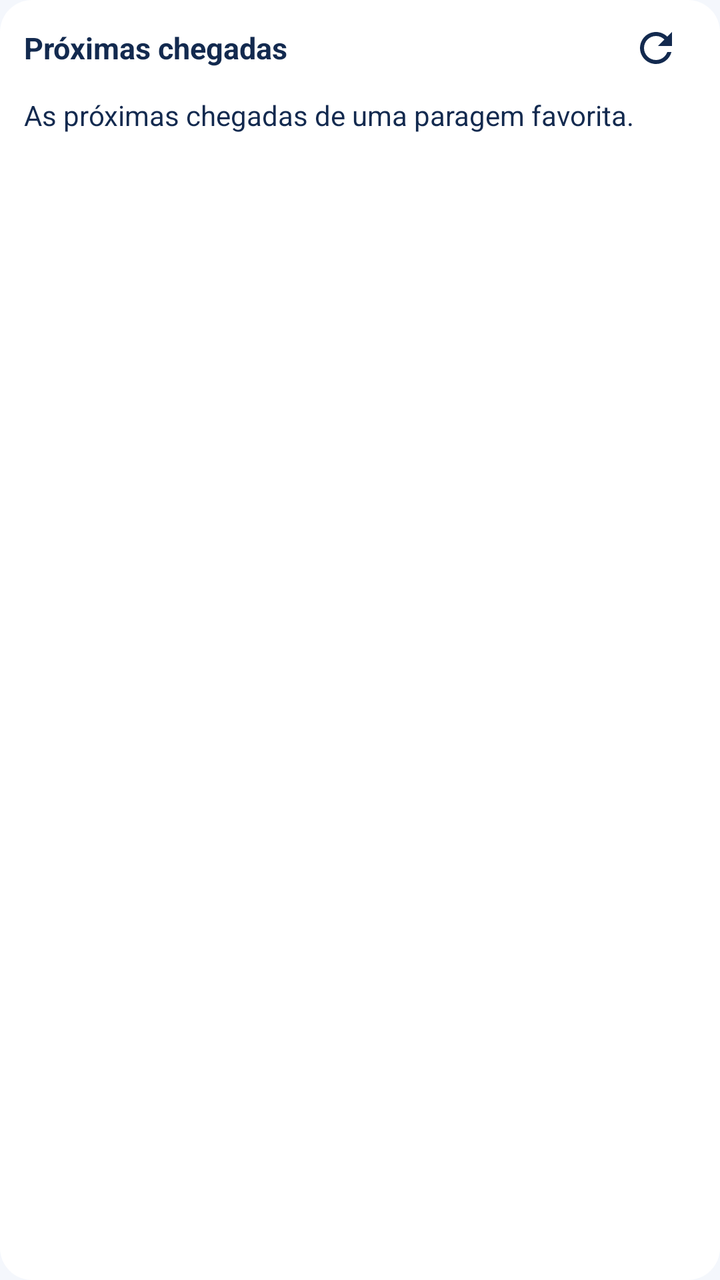
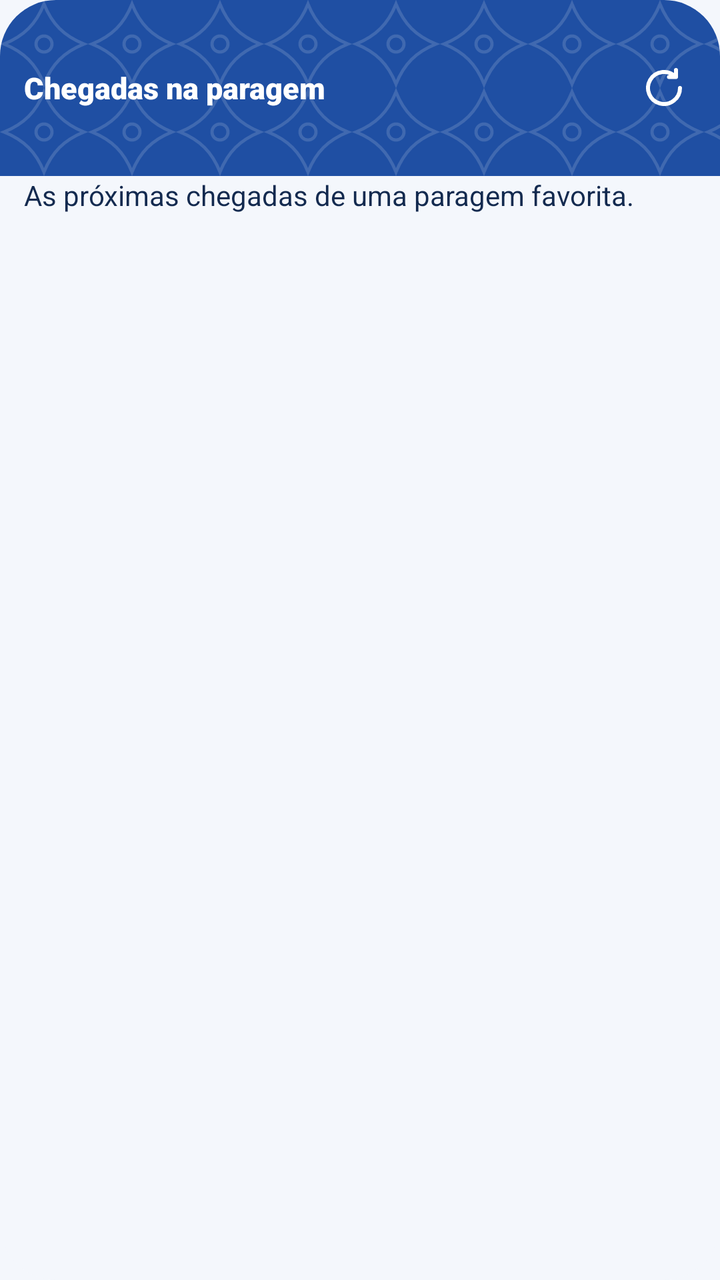

Two renders of the same Android screen: before a commit and after it. Below are the layout's source before the change and the commit's diff.
<!-- AndroidManifest.xml: application theme Theme.ParagemCerta -->
<!-- res/layout/widget_chegadas.xml -->
<?xml version="1.0" encoding="utf-8"?>
<LinearLayout xmlns:android="http://schemas.android.com/apk/res/android"
    android:id="@+id/widget_raiz"
    android:layout_width="match_parent"
    android:layout_height="match_parent"
    android:background="@drawable/widget_fundo"
    android:orientation="vertical"
    android:paddingStart="12dp"
    android:paddingEnd="8dp"
    android:paddingBottom="8dp">

    <LinearLayout
        android:layout_width="match_parent"
        android:layout_height="wrap_content"
        android:gravity="center_vertical"
        android:orientation="horizontal">

        <TextView
            android:id="@+id/widget_paragem"
            android:layout_width="0dp"
            android:layout_height="wrap_content"
            android:layout_weight="1"
            android:ellipsize="end"
            android:maxLines="1"
            android:text="@string/widget_nome"
            android:textColor="@color/widget_texto"
            android:textSize="15sp"
            android:textStyle="bold" />

        <ImageButton
            android:id="@+id/widget_atualizar"
            android:layout_width="48dp"
            android:layout_height="48dp"
            android:background="?android:attr/selectableItemBackgroundBorderless"
            android:contentDescription="@string/widget_atualizar"
            android:src="@drawable/widget_atualizar" />
    </LinearLayout>

    
    <LinearLayout
        android:layout_width="match_parent"
        android:layout_height="0dp"
        android:layout_weight="1"
        android:orientation="vertical">

        <TextView
            android:id="@+id/widget_aviso"
            android:layout_width="match_parent"
            android:layout_height="wrap_content"
            android:text="@string/widget_descricao"
            android:textColor="@color/widget_texto"
            android:textSize="14sp" />

        <LinearLayout
            android:id="@+id/widget_linha_1"
            android:layout_width="match_parent"
            android:layout_height="wrap_content"
            android:focusable="true"
            android:gravity="center_vertical"
            android:orientation="horizontal"
            android:paddingVertical="2dp"
            android:visibility="gone">

            <TextView
                android:id="@+id/widget_linha_1_nome"
                android:layout_width="wrap_content"
                android:layout_height="wrap_content"
                android:importantForAccessibility="no"
                android:maxLines="1"
                android:minWidth="44dp"
                android:textSize="14sp"
                android:textStyle="bold" />

            <TextView
                android:id="@+id/widget_linha_1_destino"
                android:layout_width="0dp"
                android:layout_height="wrap_content"
                android:layout_marginHorizontal="8dp"
                android:layout_weight="1"
                android:ellipsize="end"
                android:importantForAccessibility="no"
                android:maxLines="1"
                android:textSize="14sp" />

            <TextView
                android:id="@+id/widget_linha_1_hora"
                android:layout_width="wrap_content"
                android:layout_height="wrap_content"
                android:importantForAccessibility="no"
                android:maxLines="1"
                android:textSize="14sp"
                android:textStyle="bold" />
        </LinearLayout>

        <LinearLayout
            android:id="@+id/widget_linha_2"
            android:layout_width="match_parent"
            android:layout_height="wrap_content"
            android:focusable="true"
            android:gravity="center_vertical"
            android:orientation="horizontal"
            android:paddingVertical="2dp"
            android:visibility="gone">

            <TextView
                android:id="@+id/widget_linha_2_nome"
                android:layout_width="wrap_content"
                android:layout_height="wrap_content"
                android:importantForAccessibility="no"
                android:maxLines="1"
                android:minWidth="44dp"
                android:textSize="14sp"
                android:textStyle="bold" />

            <TextView
                android:id="@+id/widget_linha_2_destino"
                android:layout_width="0dp"
                android:layout_height="wrap_content"
                android:layout_marginHorizontal="8dp"
                android:layout_weight="1"
                android:ellipsize="end"
                android:importantForAccessibility="no"
                android:maxLines="1"
                android:textSize="14sp" />

            <TextView
                android:id="@+id/widget_linha_2_hora"
                android:layout_width="wrap_content"
                android:layout_height="wrap_content"
                android:importantForAccessibility="no"
                android:maxLines="1"
                android:textSize="14sp"
                android:textStyle="bold" />
        </LinearLayout>

        <LinearLayout
            android:id="@+id/widget_linha_3"
            android:layout_width="match_parent"
            android:layout_height="wrap_content"
            android:focusable="true"
            android:gravity="center_vertical"
            android:orientation="horizontal"
            android:paddingVertical="2dp"
            android:visibility="gone">

            <TextView
                android:id="@+id/widget_linha_3_nome"
                android:layout_width="wrap_content"
                android:layout_height="wrap_content"
                android:importantForAccessibility="no"
                android:maxLines="1"
                android:minWidth="44dp"
                android:textSize="14sp"
                android:textStyle="bold" />

            <TextView
                android:id="@+id/widget_linha_3_destino"
                android:layout_width="0dp"
                android:layout_height="wrap_content"
                android:layout_marginHorizontal="8dp"
                android:layout_weight="1"
                android:ellipsize="end"
                android:importantForAccessibility="no"
                android:maxLines="1"
                android:textSize="14sp" />

            <TextView
                android:id="@+id/widget_linha_3_hora"
                android:layout_width="wrap_content"
                android:layout_height="wrap_content"
                android:importantForAccessibility="no"
                android:maxLines="1"
                android:textSize="14sp"
                android:textStyle="bold" />
        </LinearLayout>
    </LinearLayout>

    <TextView
        android:id="@+id/widget_rodape"
        android:layout_width="match_parent"
        android:layout_height="wrap_content"
        android:maxLines="1"
        android:textColor="@color/widget_cinzento"
        android:textSize="12sp" />
</LinearLayout>
<!-- resources referenced by this layout -->
<resources>
  <color name="widget_cinzento">#FF56647C</color>
  <color name="widget_texto">#FF132A4F</color>
  <!-- drawable widget_atualizar (drawable) -->
  <?xml version="1.0" encoding="utf-8"?>
  <vector xmlns:android="http://schemas.android.com/apk/res/android"
      android:width="24dp"
      android:height="24dp"
      android:tint="@color/widget_texto"
      android:viewportWidth="24"
      android:viewportHeight="24">
      <path
          android:fillColor="#FFFFFFFF"
          android:pathData="M17.65,6.35C16.2,4.9 14.21,4 12,4c-4.42,0 -7.99,3.58 -7.99,8s3.57,8 7.99,8c3.73,0 6.84,-2.55 7.73,-6h-2.08c-0.82,2.33 -3.04,4 -5.65,4 -3.31,0 -6,-2.69 -6,-6s2.69,-6 6,-6c1.66,0 3.14,0.69 4.22,1.78L13,11h7V4l-2.35,2.35z" />
  </vector>
  <string name="widget_atualizar">Atualizar</string>
  <string name="widget_descricao">As próximas chegadas de uma paragem favorita.</string>
  <string name="widget_nome">Próximas chegadas</string>
  <style name="Theme.ParagemCerta" parent="android:Theme.Material.Light.NoActionBar">
          <item name="android:windowBackground">#F4F7FC</item>
          <item name="android:windowLightStatusBar">true</item>
          <item name="android:statusBarColor">@android:color/transparent</item>
          <item name="android:navigationBarColor">@android:color/transparent</item>
      </style>
</resources>

<!-- the commit's change to res/layout/widget_chegadas.xml (unified diff, before → after) -->
@@ -1,19 +1,21 @@
 <?xml version="1.0" encoding="utf-8"?>
 <LinearLayout xmlns:android="http://schemas.android.com/apk/res/android"
-    android:id="@+id/widget_raiz"
+    android:id="@android:id/background"
     android:layout_width="match_parent"
     android:layout_height="match_parent"
     android:background="@drawable/widget_fundo"
-    android:orientation="vertical"
-    android:paddingStart="12dp"
-    android:paddingEnd="8dp"
-    android:paddingBottom="8dp">
-
+    android:clipToOutline="true"
+    android:orientation="vertical">
+
+    
     <LinearLayout
         android:layout_width="match_parent"
         android:layout_height="wrap_content"
+        android:background="@drawable/widget_faixa"
         android:gravity="center_vertical"
-        android:orientation="horizontal">
+        android:orientation="horizontal"
+        android:paddingStart="12dp"
+        android:paddingEnd="4dp">
 
         <TextView
             android:id="@+id/widget_paragem"
@@ -23,9 +25,9 @@
             android:ellipsize="end"
             android:maxLines="1"
             android:text="@string/widget_nome"
-            android:textColor="@color/widget_texto"
-            android:textSize="15sp"
-            android:textStyle="bold" />
+            android:fontFamily="sans-serif-black"
+            android:textColor="@android:color/white"
+            android:textSize="15sp" />
 
         <ImageButton
             android:id="@+id/widget_atualizar"
@@ -36,150 +38,172 @@
             android:src="@drawable/widget_atualizar" />
     </LinearLayout>
 
-    
     <LinearLayout
         android:layout_width="match_parent"
         android:layout_height="0dp"
         android:layout_weight="1"
-        android:orientation="vertical">
+        android:orientation="vertical"
+        android:paddingStart="12dp"
+        android:paddingEnd="8dp"
+        android:paddingBottom="8dp">
+
+        
+        <LinearLayout
+            android:layout_width="match_parent"
+            android:layout_height="0dp"
+            android:layout_weight="1"
+            android:orientation="vertical">
+
+            <TextView
+                android:id="@+id/widget_aviso"
+                android:layout_width="match_parent"
+                android:layout_height="wrap_content"
+                android:text="@string/widget_descricao"
+                android:textColor="@color/widget_texto"
+                android:textSize="14sp" />
+
+            <LinearLayout
+                android:id="@+id/widget_linha_1"
+                android:layout_width="match_parent"
+                android:layout_height="wrap_content"
+                android:focusable="true"
+                android:gravity="center_vertical"
+                android:orientation="horizontal"
+                android:paddingVertical="2dp"
+                android:visibility="gone">
+
+                <TextView
+                    android:id="@+id/widget_linha_1_nome"
+                    android:layout_width="wrap_content"
+                    android:layout_height="wrap_content"
+                    android:background="@drawable/widget_selo"
+                    android:gravity="center"
+                    android:importantForAccessibility="no"
+                    android:maxLines="1"
+                    android:minWidth="44dp"
+                    android:paddingHorizontal="6dp"
+                    android:paddingVertical="1dp"
+                    android:textSize="14sp"
+                    android:textStyle="bold" />
+
+                <TextView
+                    android:id="@+id/widget_linha_1_destino"
+                    android:layout_width="0dp"
+                    android:layout_height="wrap_content"
+                    android:layout_marginHorizontal="8dp"
+                    android:layout_weight="1"
+                    android:ellipsize="end"
+                    android:importantForAccessibility="no"
+                    android:maxLines="1"
+                    android:textSize="14sp" />
+
+                <TextView
+                    android:id="@+id/widget_linha_1_hora"
+                    android:layout_width="wrap_content"
+                    android:layout_height="wrap_content"
+                    android:fontFamily="sans-serif-black"
+                    android:importantForAccessibility="no"
+                    android:maxLines="1"
+                    android:textSize="14sp" />
+            </LinearLayout>
+
+            <LinearLayout
+                android:id="@+id/widget_linha_2"
+                android:layout_width="match_parent"
+                android:layout_height="wrap_content"
+                android:focusable="true"
+                android:gravity="center_vertical"
+                android:orientation="horizontal"
+                android:paddingVertical="2dp"
+                android:visibility="gone">
+
+                <TextView
+                    android:id="@+id/widget_linha_2_nome"
+                    android:layout_width="wrap_content"
+                    android:layout_height="wrap_content"
+                    android:background="@drawable/widget_selo"
+                    android:gravity="center"
+                    android:importantForAccessibility="no"
+                    android:maxLines="1"
+                    android:minWidth="44dp"
+                    android:paddingHorizontal="6dp"
+                    android:paddingVertical="1dp"
+                    android:textSize="14sp"
+                    android:textStyle="bold" />
+
+                <TextView
+                    android:id="@+id/widget_linha_2_destino"
+                    android:layout_width="0dp"
+                    android:layout_height="wrap_content"
+                    android:layout_marginHorizontal="8dp"
+                    android:layout_weight="1"
+                    android:ellipsize="end"
+                    android:importantForAccessibility="no"
+                    android:maxLines="1"
+                    android:textSize="14sp" />
+
+                <TextView
+                    android:id="@+id/widget_linha_2_hora"
+                    android:layout_width="wrap_content"
+                    android:layout_height="wrap_content"
+                    android:fontFamily="sans-serif-black"
+                    android:importantForAccessibility="no"
+                    android:maxLines="1"
+                    android:textSize="14sp" />
+            </LinearLayout>
+
+            <LinearLayout
+                android:id="@+id/widget_linha_3"
+                android:layout_width="match_parent"
+                android:layout_height="wrap_content"
+                android:focusable="true"
+                android:gravity="center_vertical"
+                android:orientation="horizontal"
+                android:paddingVertical="2dp"
+                android:visibility="gone">
+
+                <TextView
+                    android:id="@+id/widget_linha_3_nome"
+                    android:layout_width="wrap_content"
+                    android:layout_height="wrap_content"
+                    android:background="@drawable/widget_selo"
+                    android:gravity="center"
+                    android:importantForAccessibility="no"
+                    android:maxLines="1"
+                    android:minWidth="44dp"
+                    android:paddingHorizontal="6dp"
+                    android:paddingVertical="1dp"
+                    android:textSize="14sp"
+                    android:textStyle="bold" />
+
+                <TextView
+                    android:id="@+id/widget_linha_3_destino"
+                    android:layout_width="0dp"
+                    android:layout_height="wrap_content"
+                    android:layout_marginHorizontal="8dp"
+                    android:layout_weight="1"
+                    android:ellipsize="end"
+                    android:importantForAccessibility="no"
+                    android:maxLines="1"
+                    android:textSize="14sp" />
+
+                <TextView
+                    android:id="@+id/widget_linha_3_hora"
+                    android:layout_width="wrap_content"
+                    android:layout_height="wrap_content"
+                    android:fontFamily="sans-serif-black"
+                    android:importantForAccessibility="no"
+                    android:maxLines="1"
+                    android:textSize="14sp" />
+            </LinearLayout>
+        </LinearLayout>
 
         <TextView
-            android:id="@+id/widget_aviso"
+            android:id="@+id/widget_rodape"
             android:layout_width="match_parent"
             android:layout_height="wrap_content"
-            android:text="@string/widget_descricao"
-            android:textColor="@color/widget_texto"
-            android:textSize="14sp" />
-
-        <LinearLayout
-            android:id="@+id/widget_linha_1"
-            android:layout_width="match_parent"
-            android:layout_height="wrap_content"
-            android:focusable="true"
-            android:gravity="center_vertical"
-            android:orientation="horizontal"
-            android:paddingVertical="2dp"
-            android:visibility="gone">
-
-            <TextView
-                android:id="@+id/widget_linha_1_nome"
-                android:layout_width="wrap_content"
-                android:layout_height="wrap_content"
-                android:importantForAccessibility="no"
-                android:maxLines="1"
-                android:minWidth="44dp"
-                android:textSize="14sp"
-                android:textStyle="bold" />
-
-            <TextView
-                android:id="@+id/widget_linha_1_destino"
-                android:layout_width="0dp"
-                android:layout_height="wrap_content"
-                android:layout_marginHorizontal="8dp"
-                android:layout_weight="1"
-                android:ellipsize="end"
-                android:importantForAccessibility="no"
-                android:maxLines="1"
-                android:textSize="14sp" />
-
-            <TextView
-                android:id="@+id/widget_linha_1_hora"
-                android:layout_width="wrap_content"
-                android:layout_height="wrap_content"
-                android:importantForAccessibility="no"
-                android:maxLines="1"
-                android:textSize="14sp"
-                android:textStyle="bold" />
-        </LinearLayout>
-
-        <LinearLayout
-            android:id="@+id/widget_linha_2"
-            android:layout_width="match_parent"
-            android:layout_height="wrap_content"
-            android:focusable="true"
-            android:gravity="center_vertical"
-            android:orientation="horizontal"
-            android:paddingVertical="2dp"
-            android:visibility="gone">
-
-            <TextView
-                android:id="@+id/widget_linha_2_nome"
-                android:layout_width="wrap_content"
-                android:layout_height="wrap_content"
-                android:importantForAccessibility="no"
-                android:maxLines="1"
-                android:minWidth="44dp"
-                android:textSize="14sp"
-                android:textStyle="bold" />
-
-            <TextView
-                android:id="@+id/widget_linha_2_destino"
-                android:layout_width="0dp"
-                android:layout_height="wrap_content"
-                android:layout_marginHorizontal="8dp"
-                android:layout_weight="1"
-                android:ellipsize="end"
-                android:importantForAccessibility="no"
-                android:maxLines="1"
-                android:textSize="14sp" />
-
-            <TextView
-                android:id="@+id/widget_linha_2_hora"
-                android:layout_width="wrap_content"
-                android:layout_height="wrap_content"
-                android:importantForAccessibility="no"
-                android:maxLines="1"
-                android:textSize="14sp"
-                android:textStyle="bold" />
-        </LinearLayout>
-
-        <LinearLayout
-            android:id="@+id/widget_linha_3"
-            android:layout_width="match_parent"
-            android:layout_height="wrap_content"
-            android:focusable="true"
-            android:gravity="center_vertical"
-            android:orientation="horizontal"
-            android:paddingVertical="2dp"
-            android:visibility="gone">
-
-            <TextView
-                android:id="@+id/widget_linha_3_nome"
-                android:layout_width="wrap_content"
-                android:layout_height="wrap_content"
-                android:importantForAccessibility="no"
-                android:maxLines="1"
-                android:minWidth="44dp"
-                android:textSize="14sp"
-                android:textStyle="bold" />
-
-            <TextView
-                android:id="@+id/widget_linha_3_destino"
-                android:layout_width="0dp"
-                android:layout_height="wrap_content"
-                android:layout_marginHorizontal="8dp"
-                android:layout_weight="1"
-                android:ellipsize="end"
-                android:importantForAccessibility="no"
-                android:maxLines="1"
-                android:textSize="14sp" />
-
-            <TextView
-                android:id="@+id/widget_linha_3_hora"
-                android:layout_width="wrap_content"
-                android:layout_height="wrap_content"
-                android:importantForAccessibility="no"
-                android:maxLines="1"
-                android:textSize="14sp"
-                android:textStyle="bold" />
-        </LinearLayout>
+            android:maxLines="1"
+            android:textColor="@color/widget_cinzento"
+            android:textSize="12sp" />
     </LinearLayout>
-
-    <TextView
-        android:id="@+id/widget_rodape"
-        android:layout_width="match_parent"
-        android:layout_height="wrap_content"
-        android:maxLines="1"
-        android:textColor="@color/widget_cinzento"
-        android:textSize="12sp" />
 </LinearLayout>
<!-- resource entries referenced after the edit -->
@@ -7,21 +7,36 @@
   <vector xmlns:android="http://schemas.android.com/apk/res/android"
       android:width="24dp"
       android:height="24dp"
-      android:tint="@color/widget_texto"
       android:viewportWidth="24"
       android:viewportHeight="24">
       <path
-          android:fillColor="#FFFFFFFF"
-          android:pathData="M17.65,6.35C16.2,4.9 14.21,4 12,4c-4.42,0 -7.99,3.58 -7.99,8s3.57,8 7.99,8c3.73,0 6.84,-2.55 7.73,-6h-2.08c-0.82,2.33 -3.04,4 -5.65,4 -3.31,0 -6,-2.69 -6,-6s2.69,-6 6,-6c1.66,0 3.14,0.69 4.22,1.78L13,11h7V4l-2.35,2.35z" />
+          android:pathData="M20 12a8 8 0 1 1-2.34-5.66M18 3v3.5h-3.5"
+          android:strokeColor="#FFFFFFFF"
+          android:strokeLineCap="round"
+          android:strokeLineJoin="round"
+          android:strokeWidth="2" />
   </vector>
+  <!-- drawable widget_faixa (drawable) -->
+  <?xml version="1.0" encoding="utf-8"?>
+  <shape xmlns:android="http://schemas.android.com/apk/res/android" android:shape="rectangle">
+      <solid android:color="@color/widget_cobalto" />
+      <corners android:topLeftRadius="20dp" android:topRightRadius="20dp" />
+  </shape>
+  <!-- drawable widget_selo (drawable) -->
+  <?xml version="1.0" encoding="utf-8"?>
+  <shape xmlns:android="http://schemas.android.com/apk/res/android" android:shape="rectangle">
+      <solid android:color="#FFFFFFFF" />
+      <corners android:radius="8dp" />
+  </shape>
   <string name="widget_atualizar">Atualizar</string>
   <string name="widget_descricao">As próximas chegadas de uma paragem favorita.</string>
-  <string name="widget_nome">Próximas chegadas</string>
+  <string name="widget_nome">Chegadas na paragem</string>
   <style name="Theme.ParagemCerta" parent="android:Theme.Material.Light.NoActionBar">
           <item name="android:windowBackground">#F4F7FC</item>
           <item name="android:windowLightStatusBar">true</item>
           <item name="android:statusBarColor">@android:color/transparent</item>
           <item name="android:navigationBarColor">@android:color/transparent</item>
       </style>
+  <color name="widget_cobalto">#FF1F4FA3</color>
 </resources>
 
